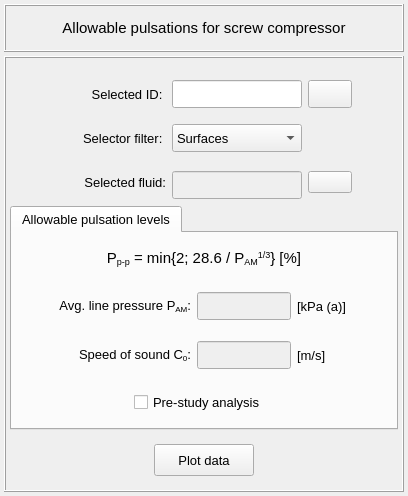
MOPT-UFSC/VIBRA, file vibra/interface/data/ui_files/plots/acoustic/allowable_pulsations_for_screw_compressor_inputs.ui: the form before one commit.
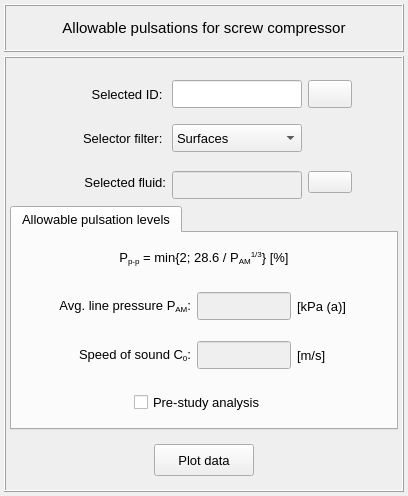
The form after the commit. Icons and pictures are not drawn.

Commit message: Adjust the equation font size

What changed in the file:
```diff
--- a/vibra/interface/data/ui_files/plots/acoustic/allowable_pulsations_for_screw_compressor_inputs.ui
+++ b/vibra/interface/data/ui_files/plots/acoustic/allowable_pulsations_for_screw_compressor_inputs.ui
@@ -818,7 +818,7 @@
                </property>
                <property name="font">
                 <font>
-                 <pointsize>11</pointsize>
+                 <pointsize>10</pointsize>
                 </font>
                </property>
                <property name="toolTip">
```
The commit also changes 2 other files.
